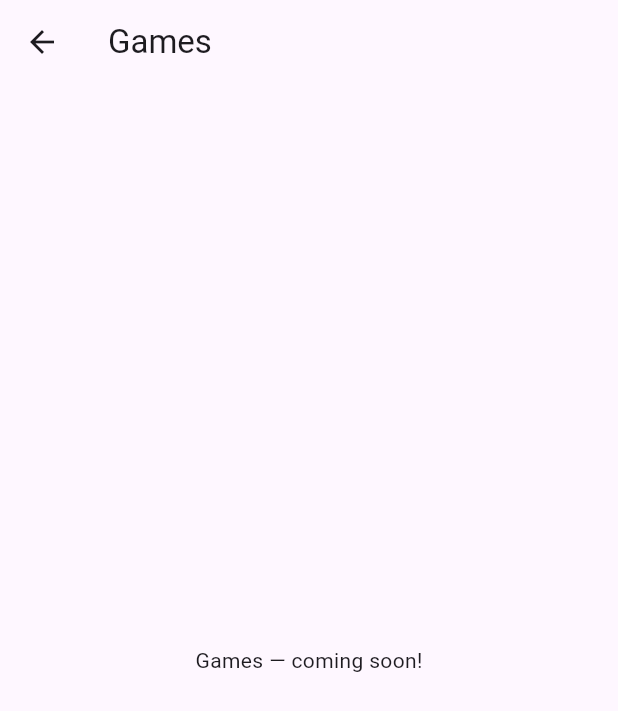
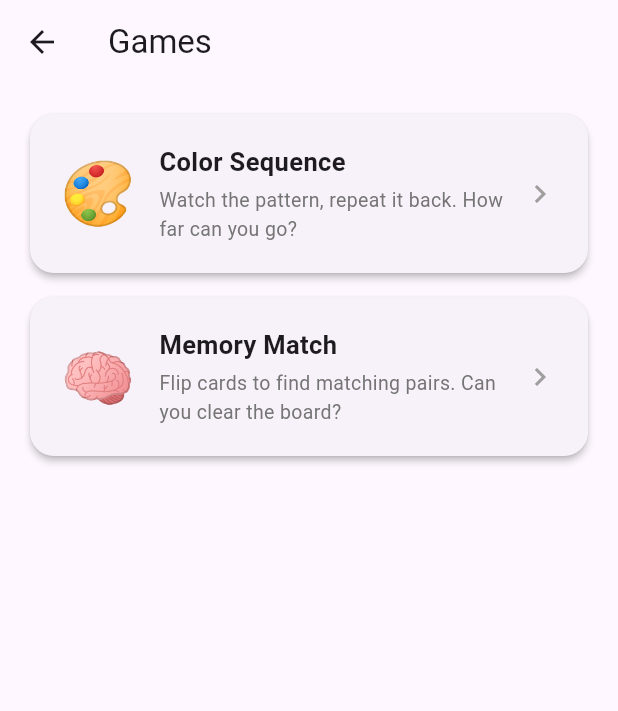
Before and after one commit to brit-dotcom/GWC-Project-7, a Flutter app: the GamesScreen screen opened directly with empty values, on a phone screen of 412 x 824 dp. Shown: the top 711 px of the screen. Run offline on Flutter 3.47's test engine with Material 3 defaults, Android fonts, the light colour scheme and no system bars; our stand-ins replace cloud_firestore, firebase_auth, firebase_core, google_fonts; accounts and stored records are empty.

Commit message:
Created temporary buttons for each game made so far, so we can test the games.

```diff
--- a/lib/screens/games_screen.dart
+++ b/lib/screens/games_screen.dart
@@ -1,4 +1,6 @@
 import 'package:flutter/material.dart';
+import 'color_sequence_screen.dart';
+import 'memory_match_screen.dart';
 
 class GamesScreen extends StatelessWidget {
   final Future<void> Function() onCoinsEarned;
@@ -9,7 +11,104 @@ class GamesScreen extends StatelessWidget {
   Widget build(BuildContext context) {
     return Scaffold(
       appBar: AppBar(title: const Text('Games')),
-      body: const Center(child: Text('Games — coming soon!')),
+      body: Padding(
+        padding: const EdgeInsets.all(20),
+        child: Column(
+          crossAxisAlignment: CrossAxisAlignment.stretch,
+          children: [
+            _GameTile(
+              emoji: '🎨',
+              title: 'Color Sequence',
+              description: 'Watch the pattern, repeat it back. How far can you go?',
+              onTap: () => Navigator.push(
+                context,
+                MaterialPageRoute(
+                  builder: (_) => ColorSequenceScreen(
+                    onRoundComplete: onCoinsEarned,
+                  ),
+                ),
+              ),
+            ),
+
+            _GameTile(
+              emoji: '🧠',
+              title: 'Memory Match',
+              description: 'Flip cards to find matching pairs. Can you clear the board?',
+              onTap: () => Navigator.push(
+                context,
+                MaterialPageRoute(
+                  builder: (_) => MemoryMatchScreen(
+                    onCoinsEarned: onCoinsEarned,
+                  ),
+                ),
+              ),
+            ),
+
+            // Add more _GameTile entries here as new games are built.
+          ],
+        ),
+      ),
     );
   }
 }
+
+// ── Reusable game tile ────────────────────────────────────────────────────────
+
+class _GameTile extends StatelessWidget {
+  final String emoji;
+  final String title;
+  final String description;
+  final VoidCallback onTap;
+
+  const _GameTile({
+    required this.emoji,
+    required this.title,
+    required this.description,
+    required this.onTap,
+  });
+
+  @override
+  Widget build(BuildContext context) {
+    return Card(
+      margin: const EdgeInsets.only(bottom: 16),
+      shape: RoundedRectangleBorder(borderRadius: BorderRadius.circular(16)),
+      elevation: 2,
+      child: InkWell(
+        onTap: onTap,
+        borderRadius: BorderRadius.circular(16),
+        child: Padding(
+          padding: const EdgeInsets.all(20),
+          child: Row(
+            children: [
+              Text(emoji, style: const TextStyle(fontSize: 40)),
+              const SizedBox(width: 16),
+              Expanded(
+                child: Column(
+                  crossAxisAlignment: CrossAxisAlignment.start,
+                  children: [
+                    Text(
+                      title,
+                      style: const TextStyle(
+                        fontSize: 17,
+                        fontWeight: FontWeight.bold,
+                      ),
+                    ),
+                    const SizedBox(height: 4),
+                    Text(
+                      description,
+                      style: TextStyle(
+                        fontSize: 13,
+                        color: Colors.grey.shade600,
+                      ),
+                    ),
+                  ],
+                ),
+              ),
+              const Icon(Icons.chevron_right, color: Colors.grey),
+            ],
+          ),
+        ),
+      ),
+    );
+  }
+}
```
